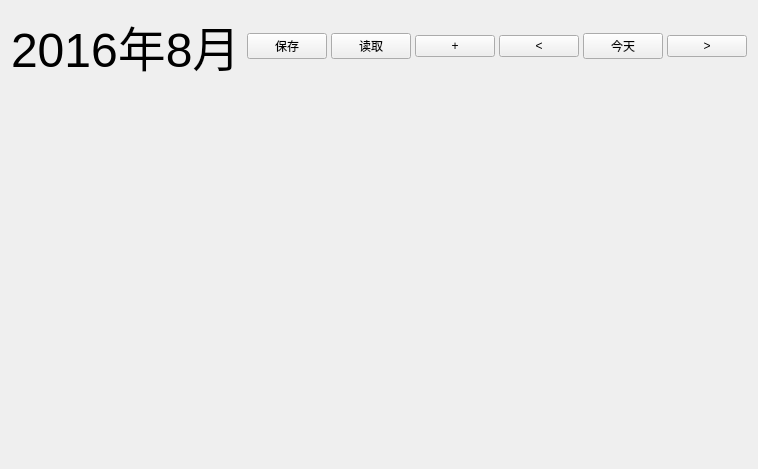
Qt form calender.ui (wangrunji0408/QtCalendar) before a commit.
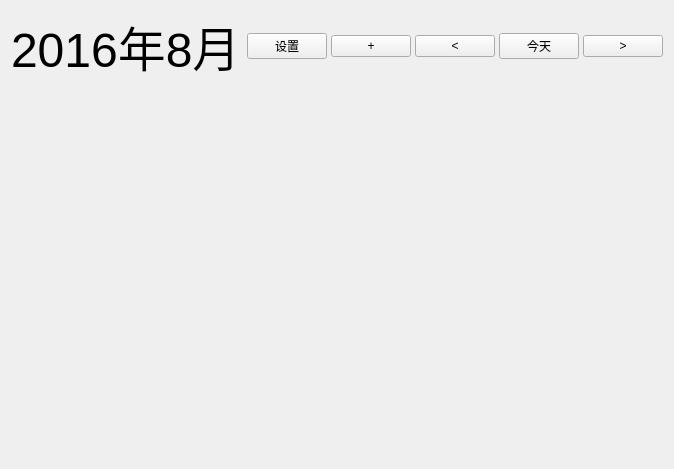
The same form after that commit.

Commit message: 调整读取保存按钮位置，补全CalItem各子类与QVariantMap的转换函数，修复拖入文件Bug

```diff
--- a/calender.ui
+++ b/calender.ui
@@ -71,14 +71,7 @@
         <item>
          <widget class="QPushButton" name="pushButton">
           <property name="text">
-           <string>保存</string>
-          </property>
-         </widget>
-        </item>
-        <item>
-         <widget class="QPushButton" name="pushButton_2">
-          <property name="text">
-           <string>读取</string>
+           <string>设置</string>
           </property>
          </widget>
         </item>
```
Left out of the diff: 2 changed lines with no effect on the pictures. The commit also changes 17 other files.
